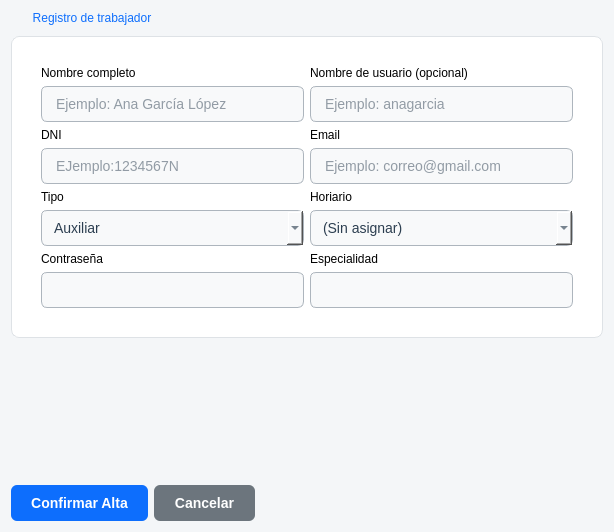
The window that src/vista/ui/admin/trabajador_form.ui (mbatla00/cediza_IS) describes before a commit, drawn with Qt 5.
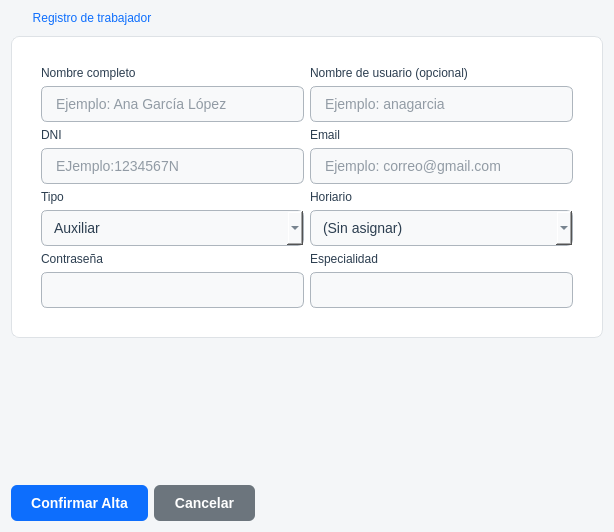
The same window after the commit.

Commit message: Arregladas algunas vistas y conectando auth admin trabajador

What changed in the file:
```diff
--- a/src/vista/ui/admin/trabajador_form.ui
+++ b/src/vista/ui/admin/trabajador_form.ui
@@ -19,6 +19,11 @@
     background-color: #f4f6f8;
 }
 
+/* NUEVO: Color oscuro para todas las etiquetas de texto del formulario (Nombre, Usuario, etc.) */
+QLabel {
+    color: #2c3e50;
+}
+
 /* 2. El efecto &quot;Tarjeta Blanca&quot; para el QGroupBox */
 QGroupBox {
     background-color: #ffffff;
@@ -46,6 +51,8 @@
     background-color: #f8f9fa;
     font-size: 14px;
     color: #2c3e50;
+    selection-background-color: #0d6efd;
+    selection-color: #ffffff;
 }
 QLineEdit:focus, QComboBox:focus {
     border: 2px solid #0d6efd;
```
The commit also changes 31 other files.
